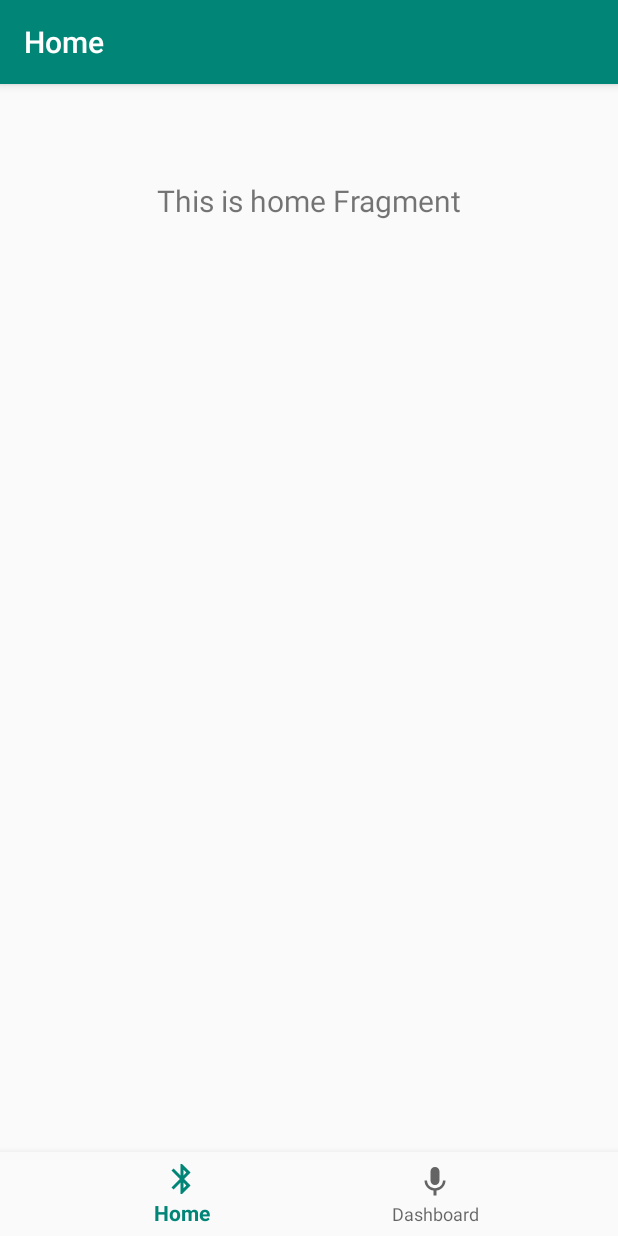
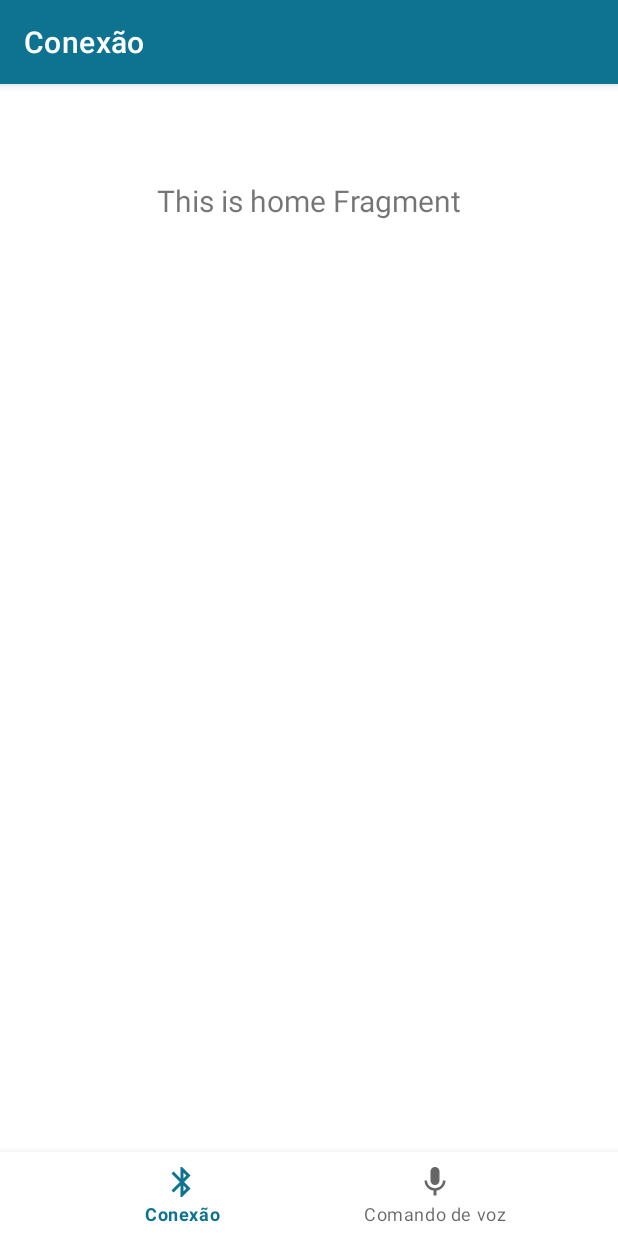
Before and after one commit to joaoreis/arduino-watson, an Android app: the screen it shows after launch (MainActivity), on a phone screen of 412 x 824 dp. Run offline under Robolectric (Android 15) with nearby library versions, the phone set to English and light mode, and no system bars; our stand-ins replace navigation-ui.

Commit message:
Renaming classes and adding colors

```diff
--- a/app/build.gradle
+++ b/app/build.gradle
@@ -61,6 +61,9 @@ dependencies {
     implementation 'androidx.navigation:navigation-fragment-ktx:2.1.0'
     implementation 'androidx.navigation:navigation-ui-ktx:2.1.0'
 
+    // Material
+    implementation 'com.google.android.material:material:1.1.0-beta01'
+
     // Testing
     testImplementation 'junit:junit:4.12'
     androidTestImplementation 'androidx.test:runner:1.2.0'
--- a/app/src/main/java/br/com/joaoreis/arduinowatson/ui/home/HomeFragment.kt
+++ b/app/src/main/java/br/com/joaoreis/arduinowatson/ui/connection/ConnectionFragment.kt
@@ -1,4 +1,4 @@
-package br.com.joaoreis.arduinowatson.ui.home
+package br.com.joaoreis.arduinowatson.ui.connection
 
 import android.os.Bundle
 import android.view.LayoutInflater
@@ -10,20 +10,20 @@ import androidx.lifecycle.Observer
 import androidx.lifecycle.ViewModelProviders
 import br.com.joaoreis.arduinowatson.R
 
-class HomeFragment : Fragment() {
+class ConnectionFragment : Fragment() {
 
-    private lateinit var homeViewModel: HomeViewModel
+    private lateinit var connectionViewModel: ConnectionViewModel
 
     override fun onCreateView(
         inflater: LayoutInflater,
         container: ViewGroup?,
         savedInstanceState: Bundle?
     ): View? {
-        homeViewModel =
-            ViewModelProviders.of(this).get(HomeViewModel::class.java)
+        connectionViewModel =
+            ViewModelProviders.of(this).get(ConnectionViewModel::class.java)
         val root = inflater.inflate(R.layout.fragment_home, container, false)
         val textView: TextView = root.findViewById(R.id.text_home)
-        homeViewModel.text.observe(this, Observer {
+        connectionViewModel.text.observe(this, Observer {
             textView.text = it
         })
         return root
--- a/app/src/main/java/br/com/joaoreis/arduinowatson/ui/home/HomeViewModel.kt
+++ b/app/src/main/java/br/com/joaoreis/arduinowatson/ui/connection/ConnectionViewModel.kt
@@ -1,10 +1,10 @@
-package br.com.joaoreis.arduinowatson.ui.home
+package br.com.joaoreis.arduinowatson.ui.connection
 
 import androidx.lifecycle.LiveData
 import androidx.lifecycle.MutableLiveData
 import androidx.lifecycle.ViewModel
 
-class HomeViewModel : ViewModel() {
+class ConnectionViewModel : ViewModel() {
 
     private val _text = MutableLiveData<String>().apply {
         value = "This is home Fragment"
--- a/app/src/main/res/menu/bottom_nav_menu.xml
+++ b/app/src/main/res/menu/bottom_nav_menu.xml
@@ -4,11 +4,11 @@
     <item
         android:id="@+id/navigation_home"
         android:icon="@drawable/ic_bluetooth_black_24dp"
-        android:title="@string/title_home" />
+        android:title="@string/title_connection" />
 
     <item
         android:id="@+id/navigation_dashboard"
         android:icon="@drawable/ic_mic_black_24dp"
-        android:title="@string/title_dashboard" />
+        android:title="@string/title_commands" />
 
 </menu>
--- a/app/src/main/res/navigation/mobile_navigation.xml
+++ b/app/src/main/res/navigation/mobile_navigation.xml
@@ -7,14 +7,14 @@
 
     <fragment
         android:id="@+id/navigation_home"
-        android:name="br.com.joaoreis.arduinowatson.ui.home.HomeFragment"
-        android:label="@string/title_home"
+        android:name="br.com.joaoreis.arduinowatson.ui.connection.ConnectionFragment"
+        android:label="@string/title_connection"
         tools:layout="@layout/fragment_home" />
 
     <fragment
         android:id="@+id/navigation_dashboard"
         android:name="br.com.joaoreis.arduinowatson.ui.dashboard.DashboardFragment"
-        android:label="@string/title_dashboard"
+        android:label="@string/title_commands"
         tools:layout="@layout/fragment_dashboard" />
 
  </navigation>
--- a/app/src/main/res/values/colors.xml
+++ b/app/src/main/res/values/colors.xml
@@ -1,6 +1,11 @@
 <?xml version="1.0" encoding="utf-8"?>
 <resources>
-    <color name="colorPrimary">#008577</color>
-    <color name="colorPrimaryDark">#00574B</color>
-    <color name="colorAccent">#D81B60</color>
+    <color name="colorPrimary">#0e7391</color>
+    <color name="colorPrimaryLight">#51a2c1</color>
+    <color name="colorPrimaryDark">#004763</color>
+    <color name="colorSecondary">#0288d1</color>
+    <color name="colorSecondaryLight">#5eb8ff</color>
+    <color name="colorSecondaryDark">#005b9f</color>
+    <color name="colorOnPrimary">#ffffff</color>
+    <color name="colorOnSecondary">#fafafa</color>
 </resources>
--- a/app/src/main/res/values/strings.xml
+++ b/app/src/main/res/values/strings.xml
@@ -3,7 +3,6 @@
     <string name="gravar">Gravar</string>
     <string name="saySomething">Diga alguma coisa!</string>
     <string name="title_activity_main">MainActivity</string>
-    <string name="title_home">Home</string>
-    <string name="title_dashboard">Dashboard</string>
-    <string name="title_notifications">Notifications</string>
+    <string name="title_connection">Conexão</string>
+    <string name="title_commands">Comando de voz</string>
 </resources>
--- a/app/src/main/res/values/styles.xml
+++ b/app/src/main/res/values/styles.xml
@@ -1,11 +1,11 @@
 <resources>
 
     <!-- Base application theme. -->
-    <style name="AppTheme" parent="Theme.AppCompat.Light.DarkActionBar">
+    <style name="AppTheme" parent="Theme.MaterialComponents.Light.DarkActionBar">
         <!-- Customize your theme here. -->
         <item name="colorPrimary">@color/colorPrimary</item>
         <item name="colorPrimaryDark">@color/colorPrimaryDark</item>
-        <item name="colorAccent">@color/colorAccent</item>
+        <item name="colorSecondary">@color/colorSecondary</item>
     </style>
 
 </resources>
```
